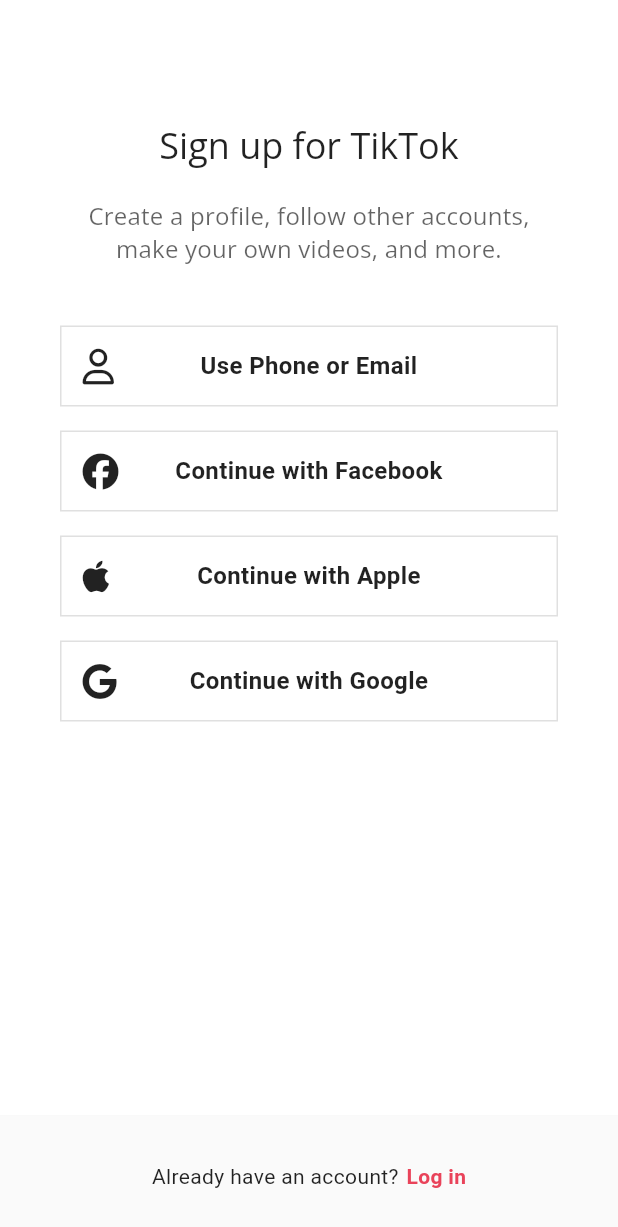
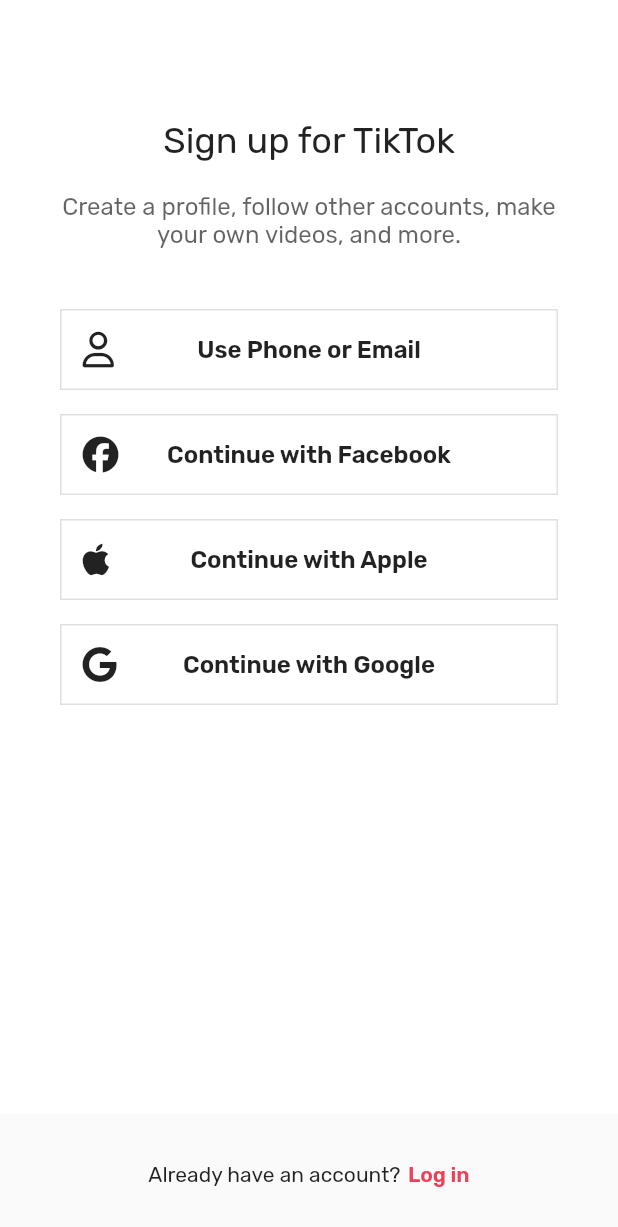
Before and after one commit to korca0220/flutter_tictok_clone, a Flutter app: the screen it shows after launch, on a phone screen of 412 x 824 dp. Shown: the top 1227 px of the screen. Run offline on Flutter 3.47's test engine with Material 2 defaults, Android fonts, the phone set to English and light mode, and no system bars; our stand-ins replace font_awesome_flutter, google_fonts, video_player, visibility_detector.

Commit message:
#15.3 google fonts

```diff
--- a/lib/main.dart
+++ b/lib/main.dart
@@ -19,6 +19,9 @@ class TikTokApp extends StatelessWidget {
       title: 'TikTok Clone',
       themeMode: ThemeMode.system,
       darkTheme: ThemeData(
+        textTheme: GoogleFonts.rubikTextTheme(
+          ThemeData(brightness: Brightness.dark).textTheme,
+        ),
         scaffoldBackgroundColor: Colors.black,
         primaryColor: const Color(0xFFe9435a),
         brightness: Brightness.dark,
@@ -27,67 +30,7 @@ class TikTokApp extends StatelessWidget {
         ),
       ),
       theme: ThemeData(
-        textTheme: TextTheme(
-          displayLarge: GoogleFonts.openSans(
-            fontSize: 95,
-            fontWeight: FontWeight.w300,
-            letterSpacing: -1.5,
-          ),
-          displayMedium: GoogleFonts.openSans(
-            fontSize: 59,
-            fontWeight: FontWeight.w300,
-            letterSpacing: -0.5,
-          ),
-          displaySmall:
-              GoogleFonts.openSans(fontSize: 48, fontWeight: FontWeight.w400),
-          headlineMedium: GoogleFonts.openSans(
-            fontSize: 34,
-            fontWeight: FontWeight.w400,
-            letterSpacing: 0.25,
-          ),
-          headlineSmall:
-              GoogleFonts.openSans(fontSize: 24, fontWeight: FontWeight.w400),
-          titleLarge: GoogleFonts.openSans(
-            fontSize: 20,
-            fontWeight: FontWeight.w500,
-            letterSpacing: 0.15,
-          ),
-          titleMedium: GoogleFonts.openSans(
-            fontSize: 16,
-            fontWeight: FontWeight.w400,
-            letterSpacing: 0.15,
-          ),
-          titleSmall: GoogleFonts.openSans(
-            fontSize: 14,
-            fontWeight: FontWeight.w500,
-            letterSpacing: 0.1,
-          ),
-          bodyLarge: GoogleFonts.roboto(
-            fontSize: 16,
-            fontWeight: FontWeight.w400,
-            letterSpacing: 0.5,
-          ),
-          bodyMedium: GoogleFonts.roboto(
-            fontSize: 14,
-            fontWeight: FontWeight.w400,
-            letterSpacing: 0.25,
-          ),
-          labelLarge: GoogleFonts.roboto(
-            fontSize: 14,
-            fontWeight: FontWeight.w500,
-            letterSpacing: 1.25,
-          ),
-          bodySmall: GoogleFonts.roboto(
-            fontSize: 12,
-            fontWeight: FontWeight.w400,
-            letterSpacing: 0.4,
-          ),
-          labelSmall: GoogleFonts.roboto(
-            fontSize: 10,
-            fontWeight: FontWeight.w400,
-            letterSpacing: 1.5,
-          ),
-        ),
+        textTheme: GoogleFonts.rubikTextTheme(),
         primaryColor: const Color(0xFFe9435a),
         scaffoldBackgroundColor: Colors.white,
         textSelectionTheme: const TextSelectionThemeData(
```
